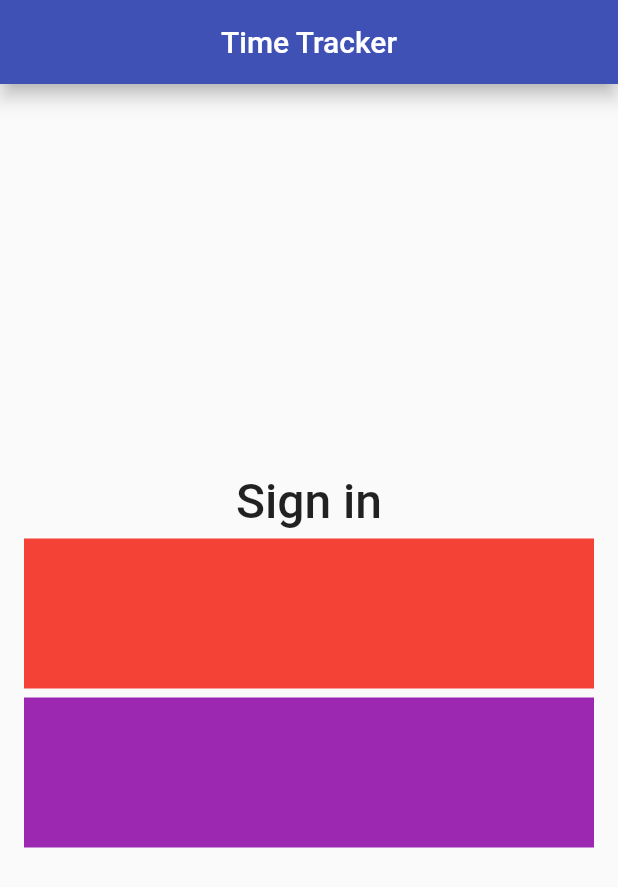
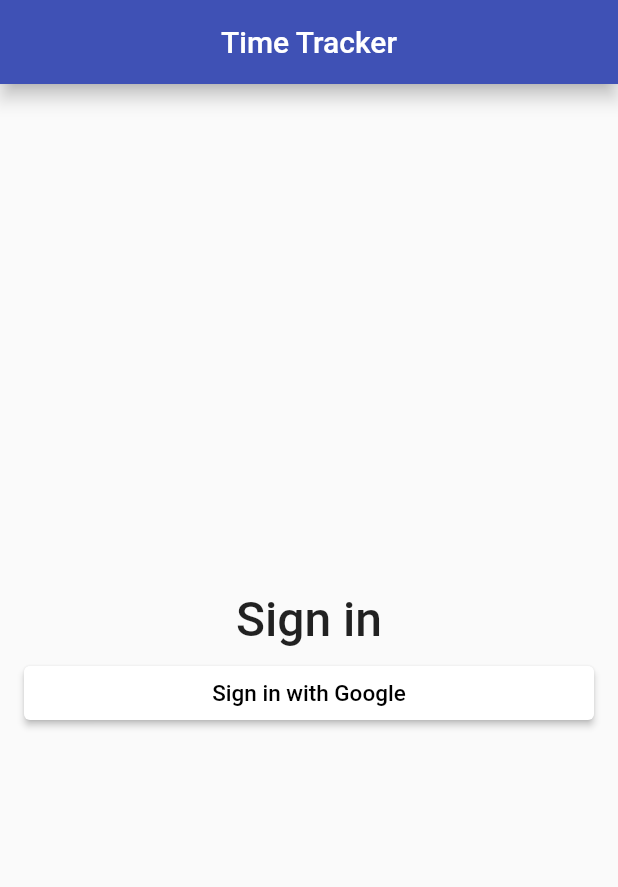
Before and after one commit to COAB1/tracking_time, a Flutter app: the screen it shows after launch, on a phone screen of 412 x 824 dp. Shown: the top 887 px of the screen. Run offline on Flutter 3.47's test engine with Material 2 defaults, Android fonts, the phone set to English and light mode, and no system bars.

Commit message:
Customise button with colors and size

```diff
--- a/lib/app/sign_in/sign_in_page.dart
+++ b/lib/app/sign_in/sign_in_page.dart
@@ -29,19 +29,19 @@ class SignInPage extends StatelessWidget {
           SizedBox(
             height: 6.0,
           ),
-          Container(
-              color: Colors.red,
-              child: SizedBox(
-                height: 100.0,
-              )),
-          SizedBox(
-            height: 6.0,
+          ElevatedButton(
+            //before was used RaisedButton
+            child: Text(
+              'Sign in with Google',
+              style: TextStyle(
+                color: Colors.black,
+                fontSize: 15.0,
+              ),
+            ),
+            style: ElevatedButton.styleFrom(
+                primary: Colors.white),
+            onPressed: () {},
           ),
-          Container(
-              color: Colors.purple,
-              child: SizedBox(
-                height: 100.0,
-              )),
         ],
       ),
     );
```
